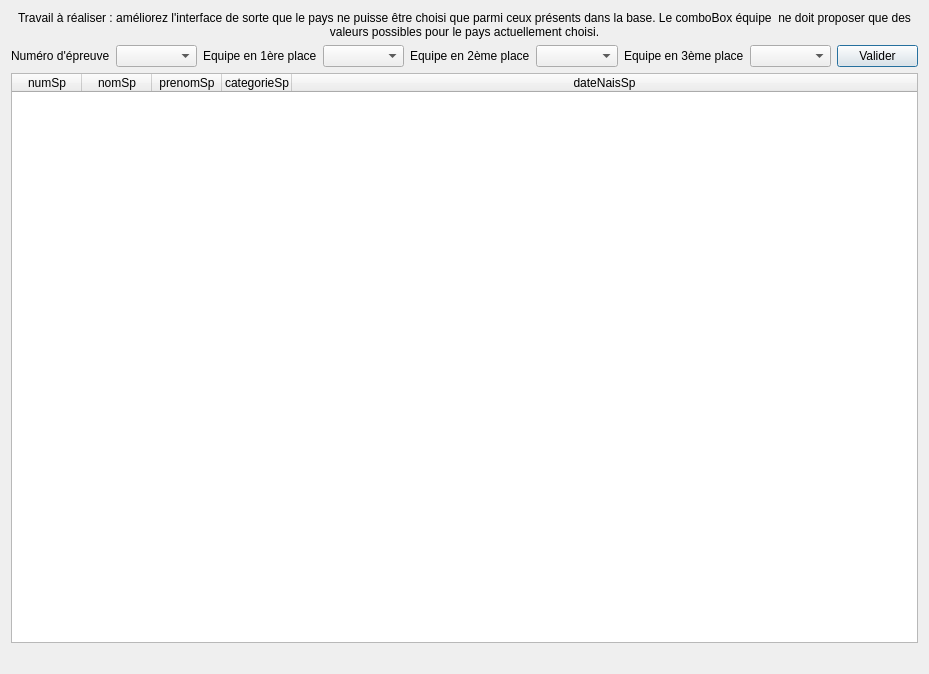
Before: the Qt Designer form gui/update_resultats_equipes.ui in pH0xe/L3-Info-Projet-CEBD, drawn with Qt 5.
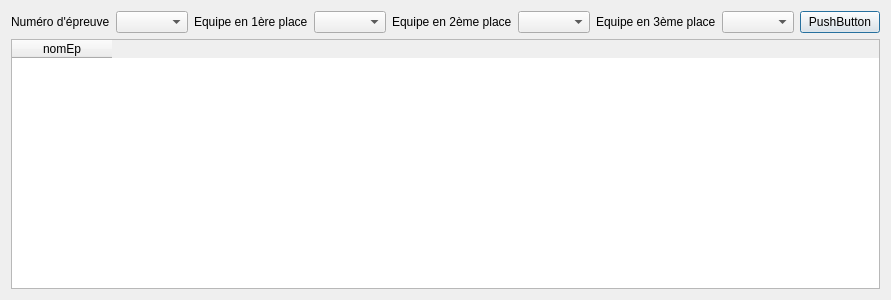
After: the same form once the commit is applied.

What changed in the file:
```diff
--- a/gui/update_resultats_equipes.ui
+++ b/gui/update_resultats_equipes.ui
@@ -6,28 +6,15 @@
    <rect>
     <x>0</x>
     <y>0</y>
-    <width>929</width>
-    <height>674</height>
+    <width>815</width>
+    <height>300</height>
    </rect>
   </property>
   <property name="windowTitle">
    <string>Sportifs d'un pays et un équipe</string>
   </property>
-  <layout class="QGridLayout" name="gridLayout">
-   <item row="0" column="0">
-    <widget class="QLabel" name="label_3">
-     <property name="text">
-      <string>Travail à réaliser : améliorez l'interface de sorte que le pays ne puisse être choisi que parmi ceux présents dans la base. Le comboBox équipe  ne doit proposer que des valeurs possibles pour le pays actuellement choisi.</string>
-     </property>
-     <property name="alignment">
-      <set>Qt::AlignCenter</set>
-     </property>
-     <property name="wordWrap">
-      <bool>true</bool>
-     </property>
-    </widget>
-   </item>
-   <item row="1" column="0">
+  <layout class="QVBoxLayout" name="verticalLayout">
+   <item>
     <layout class="QHBoxLayout" name="horizontalLayout">
      <item>
       <widget class="QLabel" name="label_noEp">
@@ -72,61 +59,19 @@
      <item>
       <widget class="QPushButton" name="Bouton_validation">
        <property name="text">
-        <string>Valider</string>
+        <string>PushButton</string>
        </property>
       </widget>
      </item>
     </layout>
    </item>
-   <item row="2" column="0">
-    <widget class="QTableWidget" name="table_fct_comp_4">
-     <attribute name="horizontalHeaderDefaultSectionSize">
-      <number>70</number>
-     </attribute>
-     <attribute name="horizontalHeaderMinimumSectionSize">
-      <number>50</number>
-     </attribute>
-     <attribute name="horizontalHeaderStretchLastSection">
-      <bool>true</bool>
-     </attribute>
-     <attribute name="verticalHeaderVisible">
-      <bool>false</bool>
-     </attribute>
+   <item>
+    <widget class="QTableWidget" name="tableWidget">
      <column>
       <property name="text">
-       <string>numSp</string>
+       <string>nomEp</string>
       </property>
      </column>
-     <column>
-      <property name="text">
-       <string>nomSp</string>
-      </property>
-     </column>
-     <column>
-      <property name="text">
-       <string>prenomSp</string>
-      </property>
-     </column>
-     <column>
-      <property name="text">
-       <string>categorieSp</string>
-      </property>
-     </column>
-     <column>
-      <property name="text">
-       <string>dateNaisSp</string>
-      </property>
-     </column>
-    </widget>
-   </item>
-   <item row="3" column="0">
-    <widget class="QLabel" name="label_fct_comp_4">
-     <property name="text">
-      <string/>
-     </property>
-     <property name="alignment">
-      <set>Qt::AlignCenter</set>
-     </property>
     </widget>
    </item>
   </layout>
```
Left out of the diff: 83 changed lines with no effect on the pictures.
